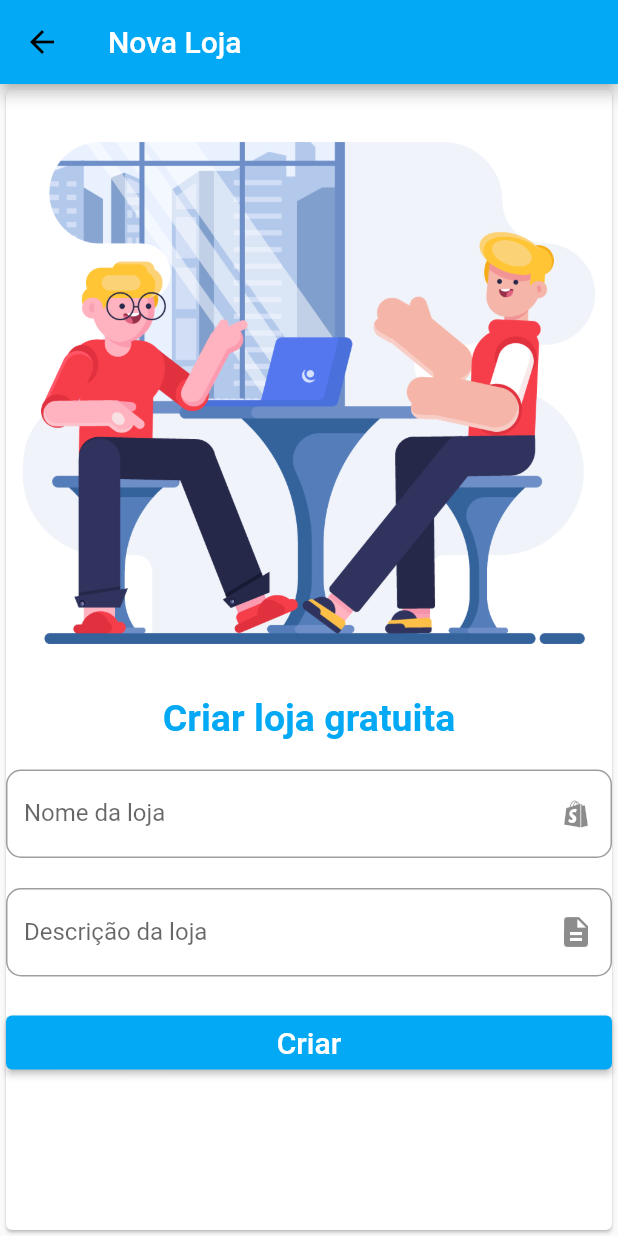
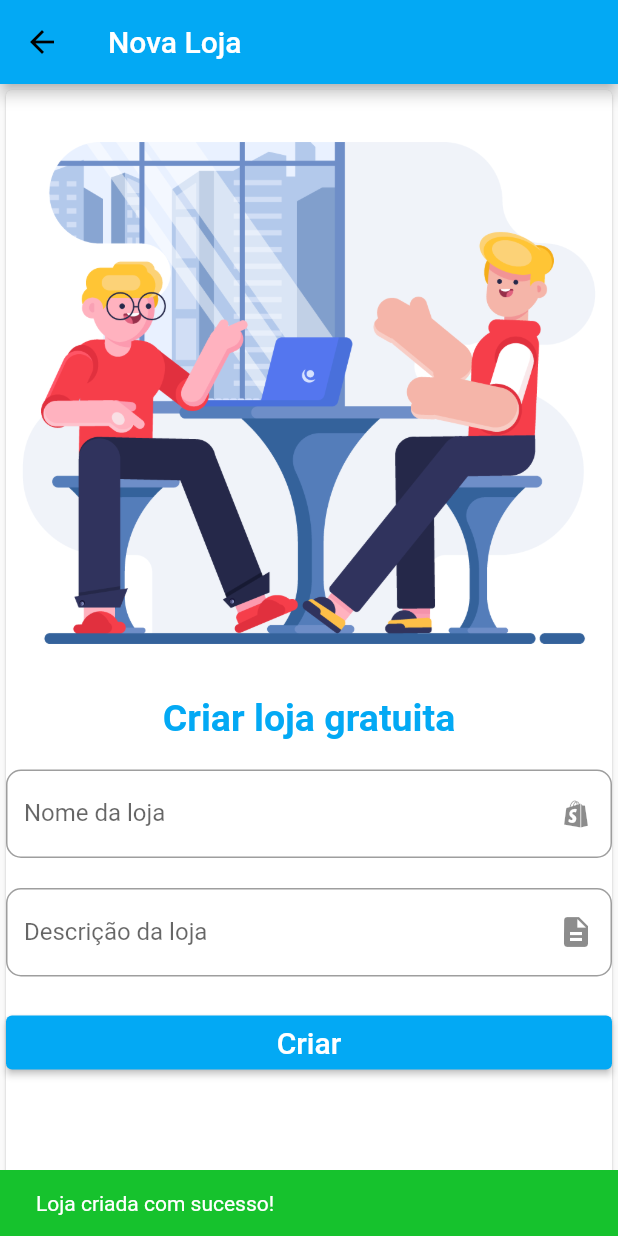
Before and after one commit to mechztcc/flutter-food-owner, a Flutter app: the CreateStorePage screen opened by its route, after a tap on "Criar", on a phone screen of 412 x 824 dp. Run offline on Flutter 3.47's test engine with Material 2 defaults, Android fonts, the phone set to English and light mode, and no system bars; our stand-ins replace badges, dio, flutter_mobx, flutter_modular, hive, loading_animation_widget and 2 more; missing offline and left inert: validatorless; accounts and stored records are empty; generated files the repository leaves out were written again.

Commit message:
feat: now its possible create store

```diff
--- a/lib/app/app_module.dart
+++ b/lib/app/app_module.dart
@@ -9,7 +9,11 @@ class AppModule extends Module {
   final List<Bind> binds = [];
 
   @override
-  List<Module> get imports => [CoreModule(), UserModule(), HomeModule()];
+  List<Module> get imports => [
+        CoreModule(),
+        UserModule(),
+        HomeModule(),
+      ];
 
   @override
   final List<ModularRoute> routes = [
--- a/lib/app/modules/home/components/form_create_store.dart
+++ b/lib/app/modules/home/components/form_create_store.dart
@@ -1,6 +1,7 @@
 import 'package:flutter/material.dart';
 import 'package:flutter/src/foundation/key.dart';
 import 'package:flutter/src/widgets/framework.dart';
+import 'package:flutter_food_owner/app/modules/core/utils/custom_snackbar.dart';
 import 'package:flutter_food_owner/app/modules/home/controllers/home_store.dart';
 import 'package:flutter_modular/flutter_modular.dart';
 import 'package:validatorless/validatorless.dart';
@@ -20,7 +21,20 @@ class _FormCreateStoreState extends State<FormCreateStore> {
 
   _validateForm() async {
     var isValid = _formKey.currentState?.validate();
-    // isValid ? _controller.
+    if (isValid ?? false) {
+      try {
+        await _controller.createStore(_nameEC.text, _descriptionEC.text);
+        CustomSnackbar(
+          context: context,
+          message: 'Loja criada com sucesso!',
+        ).success();
+      } catch (e) {
+        CustomSnackbar(
+          context: context,
+          message: 'Falha ao cadastrar Loja',
+        ).warning();
+      }
+    }
   }
 
   @override
@@ -67,7 +81,9 @@ class _FormCreateStoreState extends State<FormCreateStore> {
           SizedBox(
             width: double.infinity,
             child: ElevatedButton(
-              onPressed: () {},
+              onPressed: () {
+                _validateForm();
+              },
               child: const Text(
                 'Criar',
                 style: TextStyle(
--- a/lib/app/modules/home/controllers/home_store.dart
+++ b/lib/app/modules/home/controllers/home_store.dart
@@ -29,6 +29,19 @@ abstract class HomeStoreBase with Store {
     }
   }
 
+  Future<void> createStore(String name, String description) async {
+    try {
+      var box = await Hive.openBox('storage');
+      final String token = box.get('token');
+
+      StoreModel store = StoreModel(name: name, description: description);
+
+      await _homeRepository.createStore(store, token);
+    } catch (e) {
+      print(e);
+    }
+  }
+
   String get name => _store?.name ?? ' Store not found';
   String get description => _store?.description ?? ' Description not found';
 
```
Also changed, not shown: lib/app/modules/home/repositories/home_repository.dart (+13 -0 lines), 1 other file.
